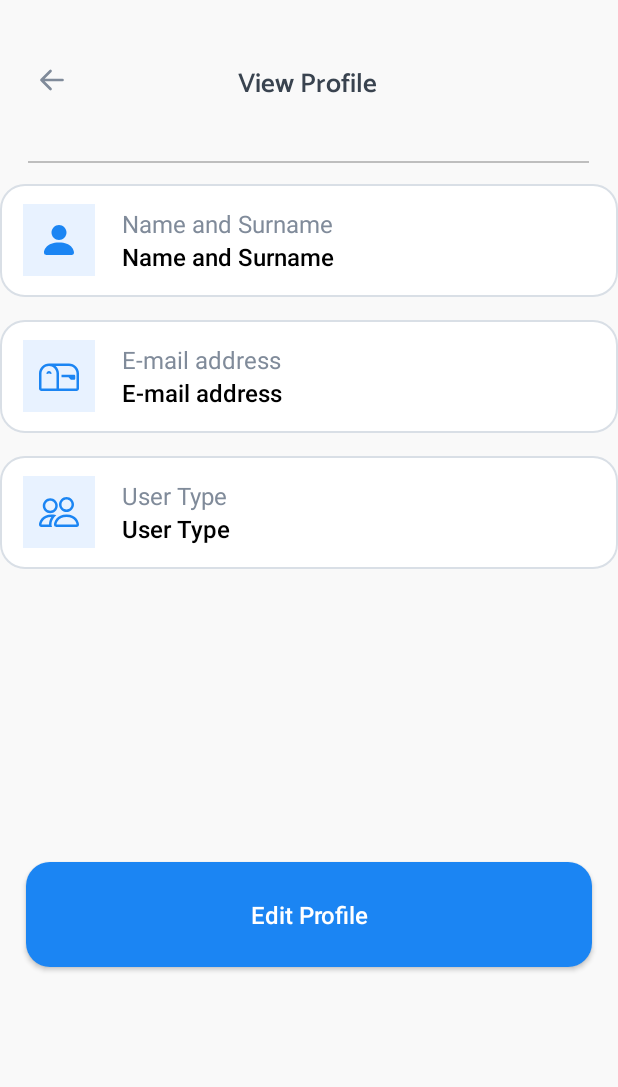
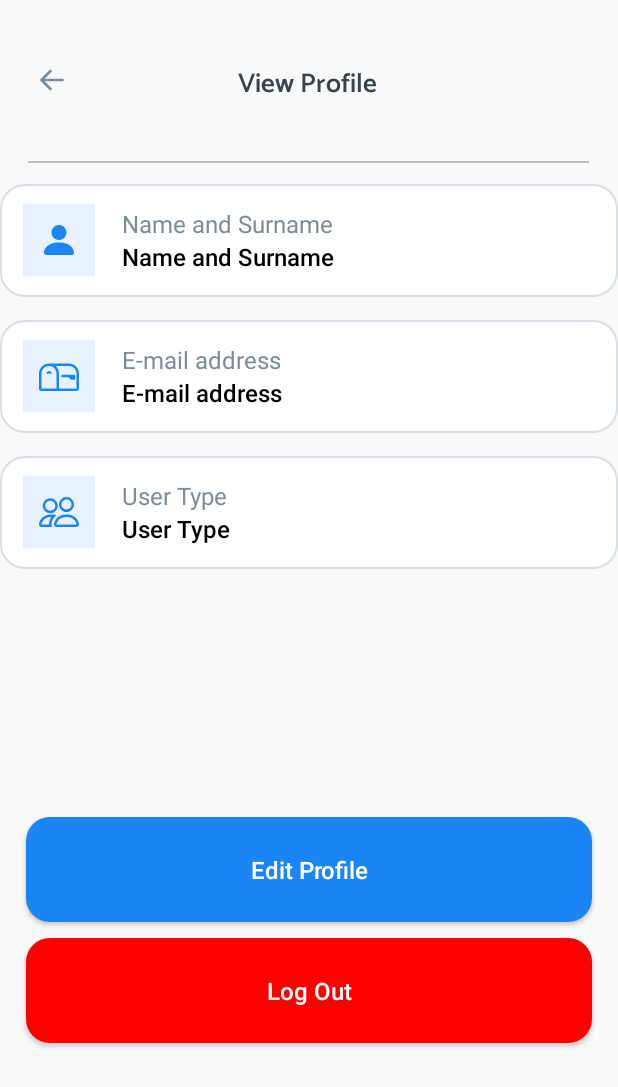
Before and after one commit to E-Hayvan/e-hayvan-android, an Android app: the ViewProfileActivity screen opened directly, with no data from a screen before it, on a phone screen of 412 x 824 dp. Shown: the top 1087 px of the screen. Run offline under Robolectric (Android 15) with nearby library versions, the phone set to English and light mode, and no system bars; our stand-ins replace Volley, data binding.

Commit message:
#EHA-26# Added log out button to view profile page.

```diff
--- a/app/src/main/java/com/ehayvan/app/modules/viewprofile/ui/ViewProfileActivity.kt
+++ b/app/src/main/java/com/ehayvan/app/modules/viewprofile/ui/ViewProfileActivity.kt
@@ -14,6 +14,7 @@ import com.ehayvan.app.appcomponents.base.BaseActivity
 import com.ehayvan.app.databinding.ActivityViewProfileBinding
 import com.ehayvan.app.modules.editprofile.ui.EditProfileActivity
 import com.ehayvan.app.modules.petownerdashboard.data.model.ListPetRowModel
+import com.ehayvan.app.modules.register.ui.RegisterActivity
 import com.ehayvan.app.modules.veterinariandashboard.ui.VeterinarianDashboardActivity
 import com.ehayvan.app.modules.viewprofile.`data`.model.Content1RowModel
 import com.ehayvan.app.modules.viewprofile.`data`.viewmodel.ViewProfileVM
@@ -60,6 +61,13 @@ class ViewProfileActivity : BaseActivity<ActivityViewProfileBinding>(R.layout.ac
       bundle.putString("vetID", vetID)
       bundle.putString("ownerID", ownerID)
       bundle.putString("password", password)
+      intent.putExtras(bundle)
+      startActivity(intent)
+      finishAffinity()
+    }
+    binding.btnChangePassword.setOnClickListener {
+      val bundle = Bundle()
+      val intent = Intent(this, RegisterActivity::class.java)
       intent.putExtras(bundle)
       startActivity(intent)
       finishAffinity()
--- a/app/src/main/res/layout/activity_view_profile.xml
+++ b/app/src/main/res/layout/activity_view_profile.xml
@@ -292,7 +292,7 @@
                 android:layout_height="wrap_content"
                 android:layout_marginEnd="@dimen/_15pxh"
                 android:layout_marginStart="@dimen/_15pxh"
-                android:layout_marginTop="180dp"
+                android:layout_marginTop="150dp"
                 android:layout_width="match_parent"
                 android:lineSpacingExtra="@dimen/_6pxh"
                 android:paddingBottom="@dimen/_18pxv"
@@ -303,7 +303,24 @@
                 android:text="Edit Profile"
                 android:textAllCaps="false"
                 style="@style/btnSolidRounded_1"/>
-
+            <androidx.appcompat.widget.AppCompatButton
+                android:ellipsize="end" android:gravity="center"
+                android:id="@+id/btnChangePassword"
+                android:layout_height="wrap_content"
+                android:layout_marginEnd="@dimen/_15pxh"
+                android:layout_marginStart="@dimen/_15pxh"
+                android:layout_marginTop="@dimen/_8pxv"
+                android:layout_marginBottom="@dimen/_20pxv"
+                android:layout_width="match_parent"
+                android:lineSpacingExtra="@dimen/_6pxh"
+                android:paddingBottom="@dimen/_18pxv"
+                android:paddingEnd="@dimen/_30pxh"
+                android:paddingStart="@dimen/_30pxh"
+                android:paddingTop="@dimen/_18pxv"
+                android:singleLine="true"
+                android:text="Log Out"
+                android:textAllCaps="false"
+                style="@style/btnSolidRounded_3"/>
         </LinearLayout>
     </LinearLayout>
 </layout>
```
